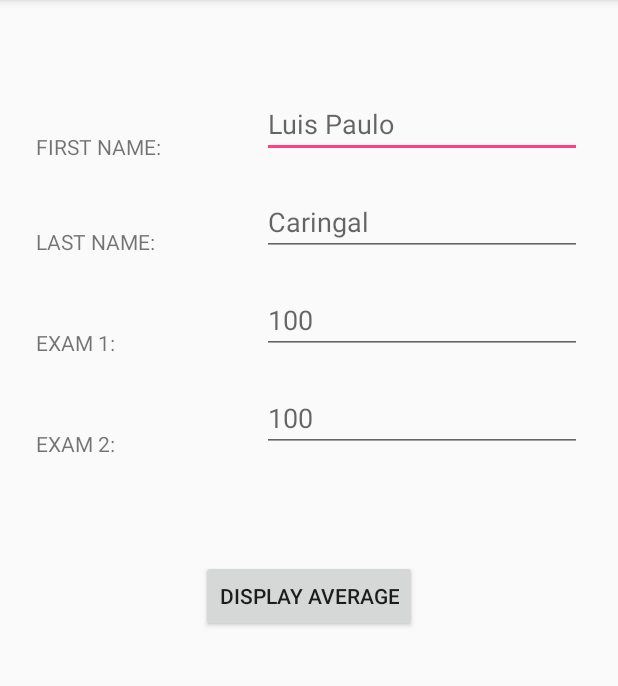
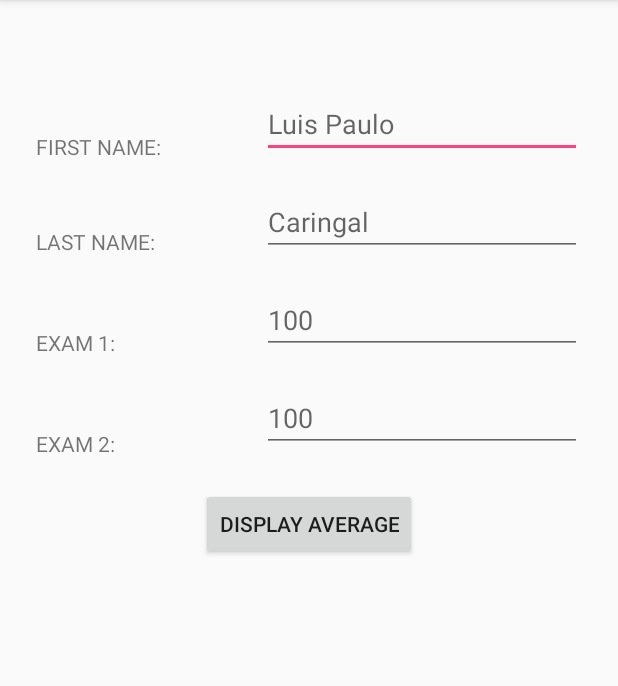
Before and after one commit to luiscaringal/CaringalLuisPauloLabExam2, an Android app: the screen it shows after launch (MainActivity), on a phone screen of 412 x 824 dp, the part 84-770 px from its top. Run offline under Robolectric (Android 15) with nearby library versions, the phone set to English and light mode, and no system bars.

```diff
--- a/app/src/main/res/layout/activity_main.xml
+++ b/app/src/main/res/layout/activity_main.xml
@@ -110,8 +110,8 @@
         android:layout_marginLeft="8dp"
         android:layout_marginRight="8dp"
         android:layout_marginStart="8dp"
-        android:layout_marginTop="72dp"
-        android:onClick="saveExternal"
+        android:layout_marginTop="24dp"
+        android:onClick="getAve"
         android:text="display average"
         app:layout_constraintEnd_toEndOf="parent"
         app:layout_constraintStart_toStartOf="parent"
@@ -129,7 +129,9 @@
         android:layout_marginTop="8dp"
         app:layout_constraintBottom_toBottomOf="parent"
         app:layout_constraintEnd_toEndOf="parent"
+        app:layout_constraintHorizontal_bias="0.501"
         app:layout_constraintStart_toStartOf="parent"
-        app:layout_constraintTop_toBottomOf="@+id/button" />
+        app:layout_constraintTop_toBottomOf="@+id/button"
+        app:layout_constraintVertical_bias="0.215" />
 
 </android.support.constraint.ConstraintLayout>
```
Also changed, not shown: app/src/main/java/com/caringal/luispaulo/MainActivity.java (+12 -23 lines).
